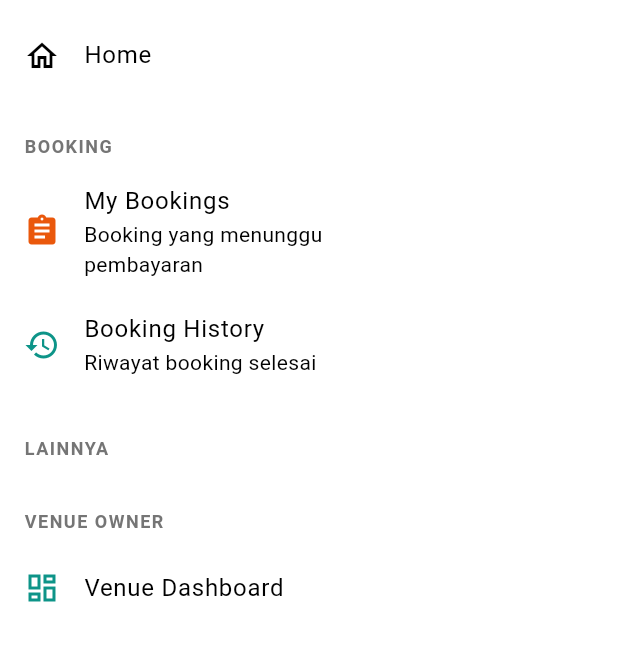
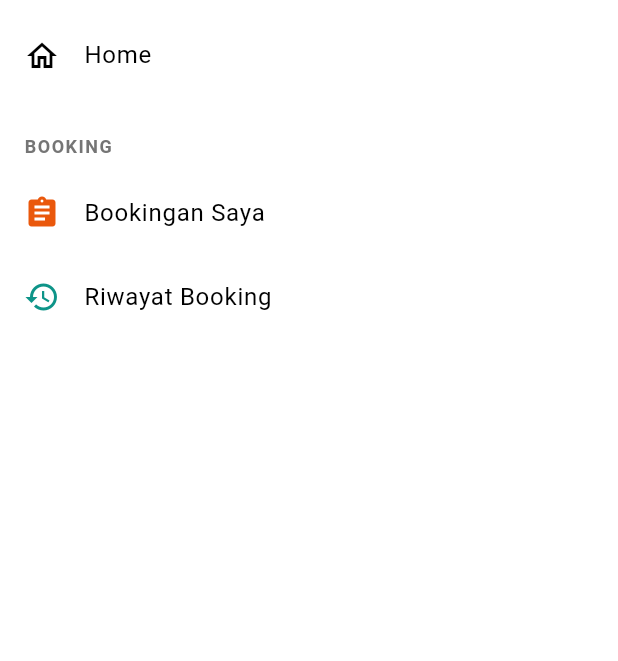
Before and after one commit to pbp-kelompok-e4/all-ahraga-mobile, a Flutter app: the LeftDrawer widget shown alone on an empty page, opened directly, on a phone screen of 412 x 824 dp, the part 240-901 px from its top. Run offline on Flutter 3.47's test engine with Material 3 defaults, Android fonts, the phone set to English and light mode, and no system bars; missing offline and left inert: pbp_django_auth.

Commit message:
fix left drawer role logic ui

```diff
--- a/lib/screens/booking/my_bookings.dart
+++ b/lib/screens/booking/my_bookings.dart
@@ -424,7 +424,7 @@ class _MyBookingsPageState extends State<MyBookingsPage> {
                       // Tombol Cancel
                       Expanded(
                         child: _buildButton(
-                          label: 'Cancel',
+                          label: 'Cancel Booking',
                           icon: Icons.close,
                           color: const Color(0xFFDC2626),
                           onPressed: () =>
@@ -572,13 +572,13 @@ class _MyBookingsPageState extends State<MyBookingsPage> {
     showDialog(
       context: context,
       builder: (dialogContext) => AlertDialog(
-        title: const Text('Batalkan Booking?'),
+        title: const Text('Konfirmasi pembatalan?'),
         content:
-            Text('Apakah Anda yakin ingin membatalkan Booking #${booking.pk}?'),
+            Text('Apakah Anda yakin ingin membatalkan Booking Anda?'),
         actions: [
           TextButton(
             onPressed: () => Navigator.pop(dialogContext),
-            child: const Text('Tidak', style: TextStyle(color: Colors.grey)),
+            child: const Text('Tidak, Kembali', style: TextStyle(color: Colors.grey)),
           ),
           ElevatedButton(
             style: ElevatedButton.styleFrom(backgroundColor: Colors.red),
--- a/lib/screens/booking/update_booking.dart
+++ b/lib/screens/booking/update_booking.dart
@@ -71,7 +71,6 @@ class _UpdateBookingPageState extends State<UpdateBookingPage> {
         );
 
         if (formResponse['success'] == true) {
-          // Safely cast lists
           final allSchedules = (formResponse['schedules'] as List?)
               ?.map((e) => Map<String, dynamic>.from(e as Map))
               .toList() ?? [];
@@ -80,7 +79,6 @@ class _UpdateBookingPageState extends State<UpdateBookingPage> {
               ?.map((e) => Map<String, dynamic>.from(e as Map))
               .toList() ?? [];
 
-          // Cari jadwal booking saat ini
           final currentScheduleId = _bookingDetail?['schedule_id'];
           Map<String, dynamic>? foundSchedule;
           for (var s in allSchedules) {
@@ -115,7 +113,6 @@ class _UpdateBookingPageState extends State<UpdateBookingPage> {
             _selectedCoachScheduleId = _bookingDetail?['coach_schedule_id'];
             _paymentMethod = _bookingDetail?['payment_method'] ?? 'CASH';
 
-            // Pre-fill equipment
             final existingEquipments = _bookingDetail?['equipments'] as List? ?? [];
             for (var eq in existingEquipments) {
               if (eq is Map) {
--- a/lib/widgets/left_drawer.dart
+++ b/lib/widgets/left_drawer.dart
@@ -7,12 +7,24 @@ import 'package:all_ahraga/screens/coach/coach_revenue.dart';
 import 'package:all_ahraga/screens/coach/coach_schedule.dart';
 import 'package:all_ahraga/screens/coach/coach_profile.dart';
 import 'package:all_ahraga/screens/venue_menu.dart';
+import 'package:pbp_django_auth/pbp_django_auth.dart';
+import 'package:provider/provider.dart';
 
 class LeftDrawer extends StatelessWidget {
   const LeftDrawer({super.key});
 
   @override
   Widget build(BuildContext context) {
+    final request = context.watch<CookieRequest>();
+    String userRole = 'CUSTOMER';
+    if (request.jsonData.isNotEmpty && request.jsonData.containsKey('role_type')) {
+      userRole = request.jsonData['role_type'];
+    }
+
+    bool isVenueOwner = userRole == 'VENUE_OWNER';
+    bool isCoach = userRole == 'COACH';
+    bool showBookingMenu = !isCoach && !isVenueOwner;
+
     return Drawer(
       child: ListView(
         children: [
@@ -65,6 +77,7 @@ class LeftDrawer extends StatelessWidget {
           ),
 
           const Divider(),
+          if (showBookingMenu) ...[
             Padding(
               padding: const EdgeInsets.symmetric(horizontal: 16, vertical: 8),
               child: Text(
@@ -81,8 +94,7 @@ class LeftDrawer extends StatelessWidget {
             // My Bookings
             ListTile(
               leading: const Icon(Icons.assignment, color: Color(0xFFEA580C)),
-            title: const Text("My Bookings"),
-            subtitle: const Text("Booking yang menunggu pembayaran"),
+              title: const Text("Bookingan Saya"),
               onTap: () {
                 Navigator.push(
                   context,
@@ -94,8 +106,7 @@ class LeftDrawer extends StatelessWidget {
             // Booking History
             ListTile(
               leading: const Icon(Icons.history, color: Color(0xFF0D9488)),
-            title: const Text("Booking History"),
-            subtitle: const Text("Riwayat booking selesai"),
+              title: const Text("Riwayat Booking"),
               onTap: () {
                 Navigator.push(
                   context,
@@ -105,6 +116,7 @@ class LeftDrawer extends StatelessWidget {
                 );
               },
             ),
+          ],
 
           // Coach
           // const Divider(),
@@ -198,24 +210,7 @@ class LeftDrawer extends StatelessWidget {
           //     ),
           //   ),
           // ),
-
-          const Divider(),
-          Padding(
-            padding: const EdgeInsets.symmetric(horizontal: 16, vertical: 8),
-            child: Text(
-              'LAINNYA',
-              style: TextStyle(
-                fontSize: 12,
-                fontWeight: FontWeight.bold,
-                color: Colors.grey.shade600,
-                letterSpacing: 1,
-              ),
-            ),
-          ),
-
-          //TODO: Venue
-          // ... (kode sebelumnya)
-
+          if (isVenueOwner) ...[
           const Divider(),
           Padding(
             padding: const EdgeInsets.symmetric(horizontal: 16, vertical: 8),
@@ -229,7 +224,6 @@ class LeftDrawer extends StatelessWidget {
               ),
             ),
           ),
-
           ListTile(
             leading: const Icon(Icons.dashboard_outlined, color: Color(0xFF0D9488)),
             title: const Text("Venue Dashboard"),
@@ -245,6 +239,7 @@ class LeftDrawer extends StatelessWidget {
               );
             },
           ),
+          ]
         ],
       ),
     );
```
Lines whose indentation alone changed are shown as unchanged.
